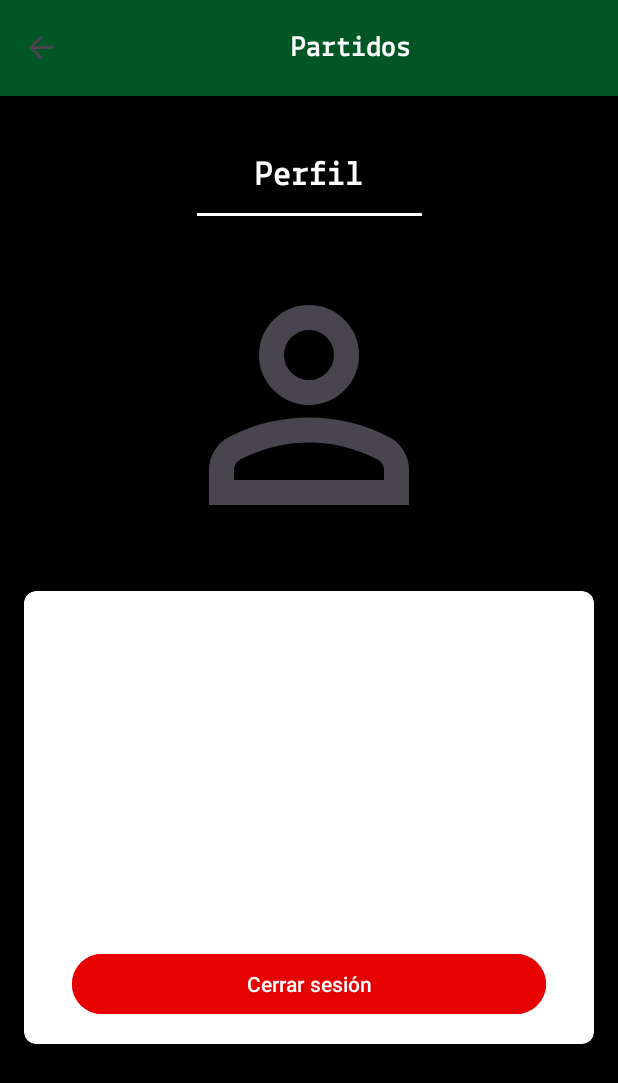
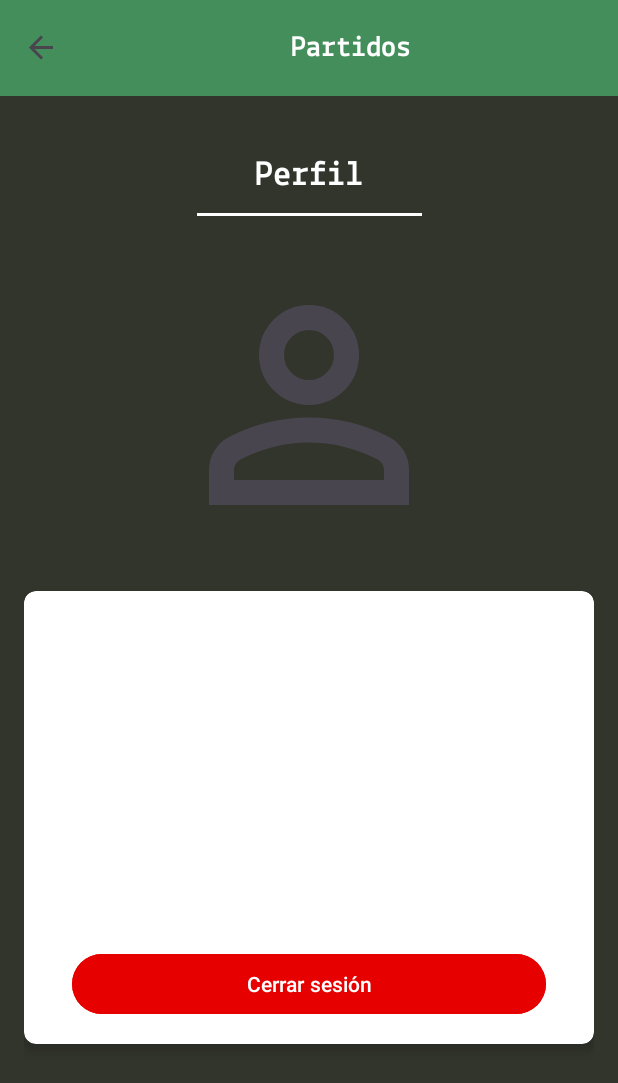
Before and after one commit to Kuzafkto/HomeSlamAndroid, an Android app: the ProfileFragment screen opened through its navigation route, on a phone screen of 412 x 824 dp. Shown: the top 1083 px of the screen. Run offline under Robolectric (Android 15) with nearby library versions, the light colour scheme and no system bars; our stand-ins replace Firebase (no records; nobody signed in at launch, a user with empty details on screens opened directly), navigation-ui; pictures from the network do not load.

Commit message:
Bug fixing, mejora en los colores

```diff
--- a/app/src/main/res/drawable/teams_icon.xml
+++ b/app/src/main/res/drawable/teams_icon.xml
@@ -6,5 +6,6 @@
     android:tint="?attr/colorControlNormal">
   <path
       android:fillColor="@android:color/white"
+      android:strokeColor="@color/white"
       android:pathData="M0,720L0,657Q0,614 44,587Q88,560 160,560Q173,560 185,560.5Q197,561 208,563Q194,584 187,607Q180,630 180,655L180,720L0,720ZM240,720L240,655Q240,623 257.5,596.5Q275,570 307,550Q339,530 383.5,520Q428,510 480,510Q533,510 577.5,520Q622,530 654,550Q686,570 703,596.5Q720,623 720,655L720,720L240,720ZM780,720L780,655Q780,629 773.5,606Q767,583 754,563Q765,561 776.5,560.5Q788,560 800,560Q872,560 916,586.5Q960,613 960,657L960,720L780,720ZM325,640L636,640L636,640Q626,620 580.5,605Q535,590 480,590Q425,590 379.5,605Q334,620 325,640L325,640ZM160,520Q127,520 103.5,496.5Q80,473 80,440Q80,406 103.5,383Q127,360 160,360Q194,360 217,383Q240,406 240,440Q240,473 217,496.5Q194,520 160,520ZM800,520Q767,520 743.5,496.5Q720,473 720,440Q720,406 743.5,383Q767,360 800,360Q834,360 857,383Q880,406 880,440Q880,473 857,496.5Q834,520 800,520ZM480,480Q430,480 395,445Q360,410 360,360Q360,309 395,274.5Q430,240 480,240Q531,240 565.5,274.5Q600,309 600,360Q600,410 565.5,445Q531,480 480,480ZM480,400Q497,400 508.5,388.5Q520,377 520,360Q520,343 508.5,331.5Q497,320 480,320Q463,320 451.5,331.5Q440,343 440,360Q440,377 451.5,388.5Q463,400 480,400ZM481,640L481,640Q481,640 481,640Q481,640 481,640Q481,640 481,640Q481,640 481,640L481,640L481,640ZM480,360Q480,360 480,360Q480,360 480,360Q480,360 480,360Q480,360 480,360Q480,360 480,360Q480,360 480,360Q480,360 480,360Q480,360 480,360Z"/>
 </vector>
--- a/app/src/main/res/layout/activity_main.xml
+++ b/app/src/main/res/layout/activity_main.xml
@@ -6,7 +6,7 @@
     android:layout_width="match_parent"
     android:layout_height="match_parent"
     tools:context=".MainActivity"
-    android:background="@color/black">
+    android:background="@color/green_primary">
     <androidx.appcompat.widget.Toolbar
         android:id="@+id/toolbar"
         android:layout_width="match_parent"
--- a/app/src/main/res/layout/game_list_item.xml
+++ b/app/src/main/res/layout/game_list_item.xml
@@ -4,6 +4,7 @@
     android:layout_width="match_parent"
     android:layout_height="wrap_content"
     android:layout_margin="8dp"
+    app:cardBackgroundColor="@color/green_secondary"
     app:cardElevation="4dp">
 
     <LinearLayout
--- a/app/src/main/res/layout/player_item.xml
+++ b/app/src/main/res/layout/player_item.xml
@@ -5,7 +5,7 @@
     android:layout_height="wrap_content"
     android:layout_margin="7dp"
     app:cardCornerRadius="8dp"
-    app:cardBackgroundColor="@android:color/transparent"
+    app:cardBackgroundColor="@color/green_secondary"
     app:strokeWidth="2dp"
     app:strokeColor="#d3d3d3">
 
--- a/app/src/main/res/layout/team_list_item.xml
+++ b/app/src/main/res/layout/team_list_item.xml
@@ -2,6 +2,7 @@
     xmlns:app="http://schemas.android.com/apk/res-auto"
     android:layout_width="match_parent"
     android:layout_height="wrap_content"
+    app:cardBackgroundColor="@color/green_secondary"
     android:layout_margin="4dp"
     app:cardCornerRadius="8dp">
 
--- a/app/src/main/res/values/colors.xml
+++ b/app/src/main/res/values/colors.xml
@@ -7,8 +7,11 @@
     <color name="nav_item_selected">#FF000000</color>
     <color name="nav_item_unselected">#FF000000</color>
     <color name="toolbar_background_color">#1D1D00</color>
-    <color name="green_background">#005625</color>
+    <color name="green_background">#448E5B</color>
     <color name="brown_secondary">#7e4d32</color>
     <color name="gold">#FFD700</color>
     <color name="red">#E60000</color>
+    <color name="green_secondary">#1E1F1A</color>
+    <color name="green_primary">#32352C</color>
+
 </resources>
```
Also changed, not shown: app/src/main/java/com/example/tfgproject/ui/gameDetail/MatchDetailViewModel.kt (+6 -2 lines).
